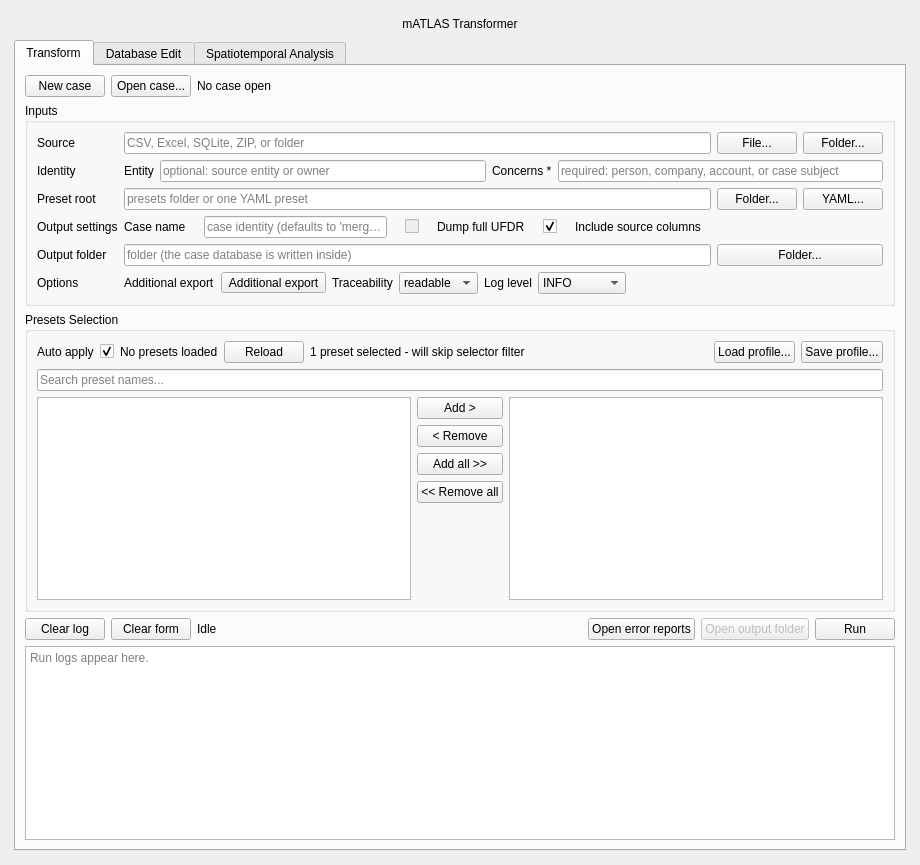
Old version of the form gui/main_window.ui in the repository Ben0x0a/mATLAS.
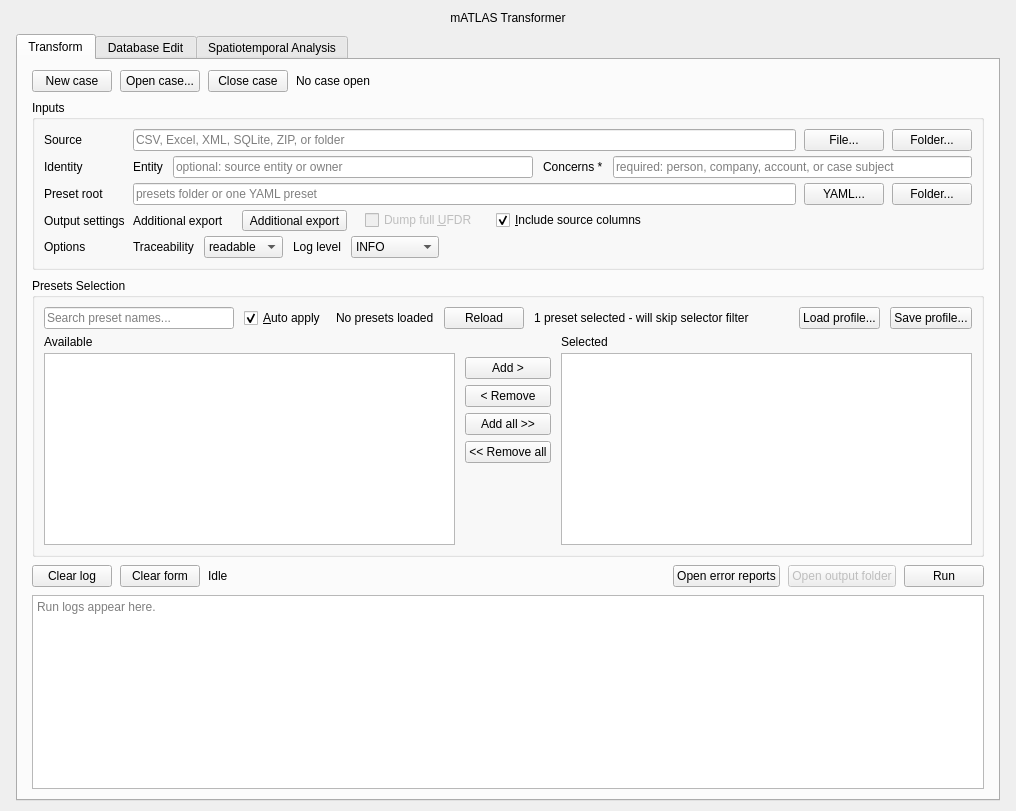
New version of the form. Custom widgets are drawn as their Qt base class.

What changed in the file:
```diff
--- a/gui/main_window.ui
+++ b/gui/main_window.ui
@@ -5,30 +5,29 @@
   <property name="windowTitle">
    <string>Model ATLAS Transformer</string>
   </property>
-  <property name="minimumSize">
-   <size>
-    <width>920</width>
-    <height>820</height>
-   </size>
-  </property>
+  <!-- No explicit minimumSize on purpose. Qt already refuses to shrink a window below its
+       layout's minimumSizeHint; declaring a smaller constant here overrode that guarantee,
+       which is what let the window be sized into the state where the action row was drawn
+       on top of the preset card. Leaving it unset also means the floor tracks the user's
+       font size instead of being pinned to one machine's metrics. -->
   <widget class="QWidget" name="centralwidget">
    <layout class="QVBoxLayout" name="mainLayout">
     <property name="leftMargin">
-     <number>14</number>
+     <number>16</number>
     </property>
     <property name="topMargin">
-     <number>14</number>
+     <number>8</number>
     </property>
     <property name="rightMargin">
-     <number>14</number>
+     <number>16</number>
     </property>
     <property name="bottomMargin">
-     <number>14</number>
+     <number>10</number>
     </property>
     <item>
      <layout class="QHBoxLayout" name="appHeaderLayout">
       <property name="spacing">
-       <number>8</number>
+       <number>6</number>
       </property>
       <item>
        <spacer name="headerLeftSpacer">
@@ -120,8 +119,26 @@
         <string>Transform</string>
        </attribute>
        <layout class="QVBoxLayout" name="transformTabLayout">
+        <property name="leftMargin">
+         <number>14</number>
+        </property>
+        <property name="topMargin">
+         <number>10</number>
+        </property>
+        <property name="rightMargin">
+         <number>14</number>
+        </property>
+        <property name="bottomMargin">
+         <number>10</number>
+        </property>
+        <property name="spacing">
+         <number>8</number>
+        </property>
     <item>
      <layout class="QHBoxLayout" name="caseBarLayout">
+      <property name="spacing">
+       <number>8</number>
+      </property>
       <item>
        <widget class="QPushButton" name="newCaseButton">
         <property name="toolTip">
@@ -142,6 +159,16 @@
         </property>
        </widget>
       </item>
+      <item>
+       <widget class="QPushButton" name="closeCaseButton">
+        <property name="toolTip">
+         <string>Close the open case; the case database on disk is left untouched.</string>
+        </property>
+        <property name="text">
+         <string>Close case</string>
+        </property>
+       </widget>
+      </item>
       <item>
        <widget class="QLabel" name="caseSummaryLabel">
         <property name="text">
@@ -170,6 +197,12 @@
        <string>Inputs</string>
       </property>
       <layout class="QGridLayout" name="inputGrid">
+       <property name="horizontalSpacing">
+        <number>8</number>
+       </property>
+       <property name="verticalSpacing">
+        <number>5</number>
+       </property>
        <item row="0" column="0">
         <widget class="QLabel" name="sourceLabel">
          <property name="text">
@@ -180,7 +213,7 @@
        <item row="0" column="1">
         <widget class="DragDropLineEdit" name="sourceEdit">
          <property name="placeholderText">
-          <string>CSV, Excel, SQLite, ZIP, or folder</string>
+          <string>CSV, Excel, XML, SQLite, ZIP, or folder</string>
          </property>
         </widget>
        </item>
@@ -207,6 +240,9 @@
        </item>
        <item row="1" column="1" colspan="3">
         <layout class="QHBoxLayout" name="identityLayout">
+         <property name="spacing">
+          <number>10</number>
+         </property>
          <item>
           <widget class="QLabel" name="entityLabel">
            <property name="text">
@@ -252,19 +288,19 @@
         </widget>
        </item>
        <item row="2" column="2">
-        <widget class="QPushButton" name="presetsFolderButton">
-         <property name="text">
-          <string>Folder...</string>
-         </property>
-        </widget>
-       </item>
-       <item row="2" column="3">
         <widget class="QPushButton" name="presetsFileButton">
          <property name="text">
           <string>YAML...</string>
          </property>
         </widget>
        </item>
+       <item row="2" column="3">
+        <widget class="QPushButton" name="presetsFolderButton">
+         <property name="text">
+          <string>Folder...</string>
+         </property>
+        </widget>
+       </item>
        <item row="3" column="0">
         <widget class="QLabel" name="outputModeLabel">
          <property name="text">
@@ -278,53 +314,48 @@
           <number>18</number>
          </property>
          <item>
-          <widget class="QLabel" name="caseNameLabel">
+          <widget class="QLabel" name="additionalExportLabel">
            <property name="text">
-            <string>Case name</string>
+            <string>Additional export</string>
            </property>
           </widget>
          </item>
          <item>
-          <widget class="QLineEdit" name="caseNameEdit">
-           <property name="placeholderText">
-            <string>case identity (defaults to 'merged')</string>
+          <widget class="QToolButton" name="additionalExportButton">
+           <property name="toolTip">
+            <string>Select additional export formats to write alongside the CSV.</string>
+           </property>
+           <property name="text">
+            <string>Additional export</string>
            </property>
           </widget>
          </item>
          <item>
           <widget class="QCheckBox" name="dumpFullUfdrCheck">
            <property name="text">
-            <string/>
+            <string>Dump full &amp;UFDR</string>
+           </property>
+           <property name="toolTip">
+            <string>Run the standalone UFDR parser instead of the transform pipeline: dump every Cellebrite model to CSV.</string>
            </property>
            <property name="enabled">
             <bool>false</bool>
            </property>
           </widget>
          </item>
-         <item>
-          <widget class="QLabel" name="dumpFullUfdrLabel">
-           <property name="text">
-            <string>Dump full UFDR</string>
-           </property>
-          </widget>
-         </item>
          <item>
           <widget class="QCheckBox" name="includeSourceColumnsCheck">
            <property name="text">
-            <string/>
+            <string>&amp;Include source columns</string>
+           </property>
+           <property name="toolTip">
+            <string>Carry the untouched source columns through to the output alongside the mapped fields.</string>
            </property>
            <property name="checked">
             <bool>true</bool>
            </property>
           </widget>
          </item>
-         <item>
-          <widget class="QLabel" name="includeSourceColumnsLabel">
-           <property name="text">
-            <string>Include source columns</string>
-           </property>
-          </widget>
-         </item>
          <item>
           <spacer name="extractSettingsSpacer">
            <property name="orientation">
@@ -341,52 +372,17 @@
         </layout>
        </item>
        <item row="4" column="0">
-        <widget class="QLabel" name="outputLabel">
-         <property name="text">
-          <string>Output folder</string>
-         </property>
-        </widget>
-       </item>
-       <item row="4" column="1">
-        <widget class="DragDropLineEdit" name="outputEdit">
-         <property name="placeholderText">
-          <string>folder (the case database is written inside)</string>
-         </property>
-        </widget>
-       </item>
-       <item row="4" column="2" colspan="2">
-        <widget class="QPushButton" name="outputButton">
-         <property name="text">
-          <string>Folder...</string>
-         </property>
-        </widget>
-       </item>
-       <item row="5" column="0">
         <widget class="QLabel" name="optionsLabel">
          <property name="text">
           <string>Options</string>
          </property>
         </widget>
        </item>
-       <item row="5" column="1" colspan="3">
+       <item row="4" column="1" colspan="3">
         <layout class="QHBoxLayout" name="loggingOptionsLayout">
-         <item>
-          <widget class="QLabel" name="additionalExportLabel">
-           <property name="text">
-            <string>Additional export</string>
-           </property>
-          </widget>
-         </item>
-         <item>
-          <widget class="QToolButton" name="additionalExportButton">
-           <property name="toolTip">
-            <string>Select additional export formats to write alongside the CSV.</string>
-           </property>
-           <property name="text">
-            <string>Additional export</string>
-           </property>
-          </widget>
-         </item>
+         <property name="spacing">
+          <number>10</number>
+         </property>
          <item>
           <widget class="QLabel" name="traceabilityOptionLabel">
            <property name="text">
@@ -462,26 +458,45 @@
      <property name="title">
       <string>Presets Selection</string>
      </property>
-      <property name="minimumSize">
-       <size>
-        <width>0</width>
-        <height>300</height>
-       </size>
+      <!-- A group box does not expand by default, which would have pinned the picker to
+           its minimum at every window size and handed all the slack to the log. Allowing
+           it to expand lets the 1:2 split against the log take effect, so enlarging the
+           window shows more presets as well as more log. -->
+      <property name="sizePolicy">
+       <sizepolicy hsizetype="Preferred" vsizetype="Expanding">
+        <horstretch>0</horstretch>
+        <verstretch>0</verstretch>
+       </sizepolicy>
       </property>
       <layout class="QVBoxLayout" name="presetLayout">
        <item>
         <layout class="QHBoxLayout" name="presetModeRow">
+         <property name="spacing">
+          <number>10</number>
+         </property>
+         <!-- The search field shares this row rather than owning one of its own: it filters
+              the Available list directly below it, so it stays next to what it acts on
+              while giving the lists back a full row of height. -->
          <item>
-         <widget class="QLabel" name="presetModeLabel">
-           <property name="text">
-            <string>Auto apply</string>
+          <widget class="QLineEdit" name="presetSearchEdit">
+           <property name="minimumSize">
+            <size>
+             <width>190</width>
+             <height>0</height>
+            </size>
+           </property>
+           <property name="placeholderText">
+            <string>Search preset names...</string>
            </property>
           </widget>
          </item>
          <item>
           <widget class="QCheckBox" name="autoPresetCheck">
            <property name="text">
-            <string/>
+            <string>&amp;Auto apply</string>
+           </property>
+           <property name="toolTip">
+            <string>Match presets to the source automatically instead of using the manual selection.</string>
            </property>
            <property name="checked">
             <bool>true</bool>
@@ -538,27 +553,60 @@
          </item>
         </layout>
        </item>
-       <item>
-        <widget class="DragDropLineEdit" name="presetSearchEdit">
-         <property name="placeholderText">
-          <string>Search preset names...</string>
-         </property>
-        </widget>
-       </item>
        <item>
         <layout class="QHBoxLayout" name="presetListsRow">
+         <property name="spacing">
+          <number>10</number>
+         </property>
          <item>
-          <widget class="QListWidget" name="availablePresetList">
-           <property name="minimumSize">
-            <size>
-             <width>0</width>
-             <height>190</height>
-            </size>
+          <layout class="QVBoxLayout" name="availablePresetColumn">
+           <property name="spacing">
+            <number>4</number>
            </property>
-          </widget>
+           <item>
+            <widget class="QLabel" name="availablePresetHeaderLabel">
+             <property name="text">
+              <string>Available</string>
+             </property>
+            </widget>
+           </item>
+           <item>
+            <widget class="QListWidget" name="availablePresetList">
+             <!-- About three and a half rows: enough to show the list is scrollable
+                  without the picker dominating the page. -->
+             <property name="minimumSize">
+              <size>
+               <width>0</width>
+               <height>100</height>
+              </size>
+             </property>
+            </widget>
+           </item>
+          </layout>
          </item>
          <item>
           <layout class="QVBoxLayout" name="presetButtonsLayout">
+           <property name="spacing">
+            <number>6</number>
+           </property>
+           <item>
+            <!-- Fixed shim standing in for the two column headers, so the transfer buttons
+                 line up with the top of the lists rather than with their labels. -->
+            <spacer name="presetButtonsHeaderShim">
+             <property name="orientation">
+              <enum>Qt::Vertical</enum>
+             </property>
+             <property name="sizeType">
+              <enum>QSizePolicy::Fixed</enum>
+             </property>
+             <property name="sizeHint" stdset="0">
+              <size>
+               <width>20</width>
+               <height>22</height>
+              </size>
+             </property>
+            </spacer>
+           </item>
            <item>
             <widget class="QPushButton" name="addPresetButton">
              <property name="text">
@@ -595,7 +643,7 @@
              <property name="sizeHint" stdset="0">
               <size>
                <width>20</width>
-               <height>40</height>
+               <height>10</height>
               </size>
              </property>
             </spacer>
@@ -603,14 +651,30 @@
           </layout>
          </item>
          <item>
-          <widget class="QListWidget" name="selectedPresetList">
-           <property name="minimumSize">
-            <size>
-             <width>0</width>
-             <height>190</height>
-            </size>
+          <layout class="QVBoxLayout" name="selectedPresetColumn">
+           <property name="spacing">
+            <number>4</number>
            </property>
-          </widget>
+           <item>
+            <widget class="QLabel" name="selectedPresetHeaderLabel">
+             <property name="text">
+              <string>Selected</string>
+             </property>
+            </widget>
+           </item>
+           <item>
+            <widget class="QListWidget" name="selectedPresetList">
+             <!-- About three and a half rows: enough to show the list is scrollable
+                  without the picker dominating the page. -->
+             <property name="minimumSize">
+              <size>
+               <width>0</width>
+               <height>100</height>
+              </size>
+             </property>
+            </widget>
+           </item>
+          </layout>
          </item>
         </layout>
        </item>
@@ -619,6 +683,9 @@
     </item>
     <item>
      <layout class="QHBoxLayout" name="actionsLayout">
+      <property name="spacing">
+       <number>8</number>
+      </property>
       <item>
        <widget class="QPushButton" name="clearLogButton">
         <property name="text">
@@ -693,6 +760,12 @@
     </item>
     <item>
      <widget class="QTextEdit" name="logEdit">
+      <property name="minimumSize">
+       <size>
+        <width>0</width>
+        <height>84</height>
+       </size>
+      </property>
       <property name="readOnly">
        <bool>true</bool>
       </property>
```
Left out of the diff: 15 changed lines with no effect on the pictures.
